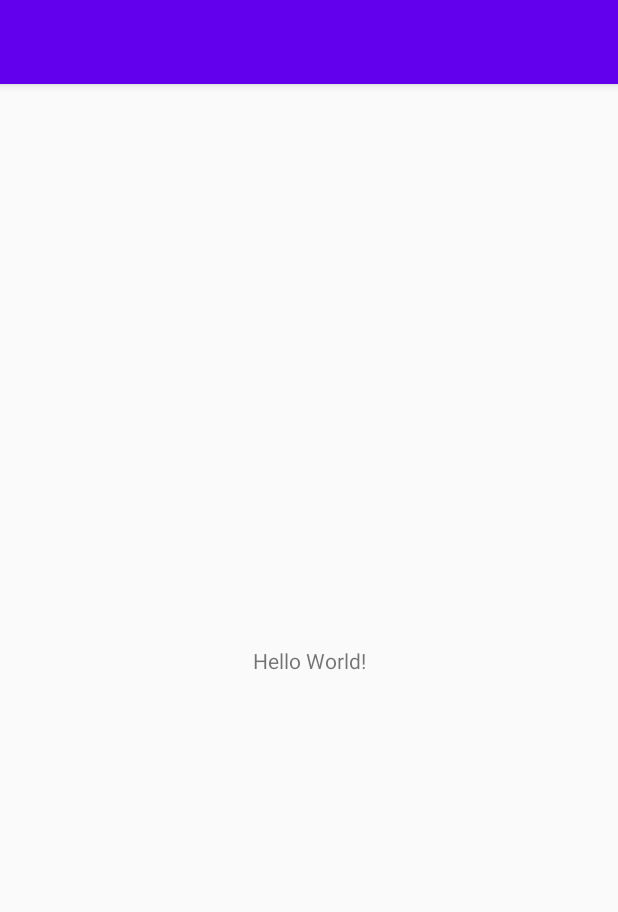
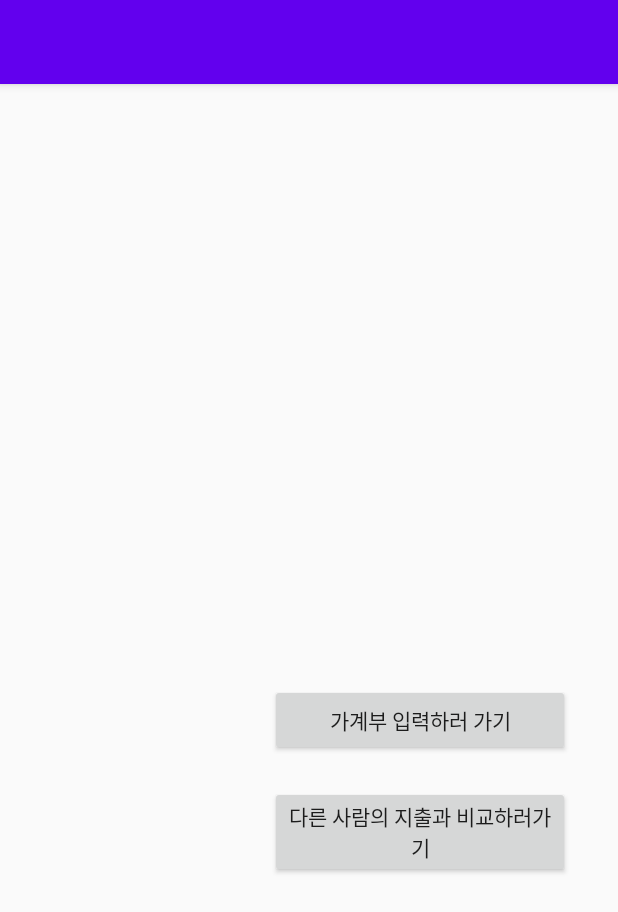
Before and after one commit to leeseou/SaltPBL, an Android app: the screen it shows after launch (MainActivity), on a phone screen of 412 x 824 dp. Shown: the top 912 px of the screen. Run offline under Robolectric (Android 15) with nearby library versions, the phone set to English and light mode, and no system bars.

Commit message:
feat : home화면 구성
홈화면에서 가계부 내역 입력하기 창으로 넘어가도록 구성

```diff
--- a/app/src/main/java/com/seeun/salt/AddAccountBookActivity.kt
+++ b/app/src/main/java/com/seeun/salt/AddAccountBookActivity.kt
@@ -52,5 +52,9 @@ class AddAccountBookActivity : AppCompatActivity() {
         daytext.setText(day)
         //datepicker이 textView 터치하면 팝업 형식으로 나오도록!
 
+
+
+
+
     }
 }
--- a/app/src/main/java/com/seeun/salt/MainActivity.kt
+++ b/app/src/main/java/com/seeun/salt/MainActivity.kt
@@ -1,11 +1,19 @@
 package com.seeun.salt
 
+import android.content.Intent
+import android.os.Bundle
+import android.widget.Button
 import androidx.appcompat.app.AppCompatActivity
-import android.os.Bundle
 
 class MainActivity : AppCompatActivity() {
     override fun onCreate(savedInstanceState: Bundle?) {
         super.onCreate(savedInstanceState)
         setContentView(R.layout.activity_main)
+
+        val goAccountButton = findViewById<Button>(R.id.goAccountButton)
+        goAccountButton.setOnClickListener {
+            val intent = Intent(this, AddAccountBookActivity::class.java)
+            startActivity(intent)
+        }
     }
 }
--- a/app/src/main/res/layout/activity_main.xml
+++ b/app/src/main/res/layout/activity_main.xml
@@ -1,18 +1,26 @@
 <?xml version="1.0" encoding="utf-8"?>
-<androidx.constraintlayout.widget.ConstraintLayout xmlns:android="http://schemas.android.com/apk/res/android"
+<LinearLayout xmlns:android="http://schemas.android.com/apk/res/android"
     xmlns:app="http://schemas.android.com/apk/res-auto"
     xmlns:tools="http://schemas.android.com/tools"
     android:layout_width="match_parent"
     android:layout_height="match_parent"
+    android:orientation="vertical"
     tools:context=".MainActivity">
 
-    <TextView
-        android:layout_width="wrap_content"
+    <Button
+        android:id="@+id/goAccountButton"
+        android:layout_width="200dp"
         android:layout_height="wrap_content"
-        android:text="Hello World!"
-        app:layout_constraintBottom_toBottomOf="parent"
-        app:layout_constraintEnd_toEndOf="parent"
-        app:layout_constraintStart_toStartOf="parent"
-        app:layout_constraintTop_toTopOf="parent" />
+        android:layout_marginLeft="180dp"
+        android:layout_marginTop="400dp"
+        android:text="가계부 입력하러 가기" />
 
-</androidx.constraintlayout.widget.ConstraintLayout>
+    <Button
+        android:id="@+id/goCompareButton"
+        android:layout_width="200dp"
+        android:layout_height="wrap_content"
+        android:layout_marginLeft="180dp"
+        android:layout_marginTop="20dp"
+        android:text="다른 사람의 지출과 비교하러가기" />
+
+</LinearLayout>
```
